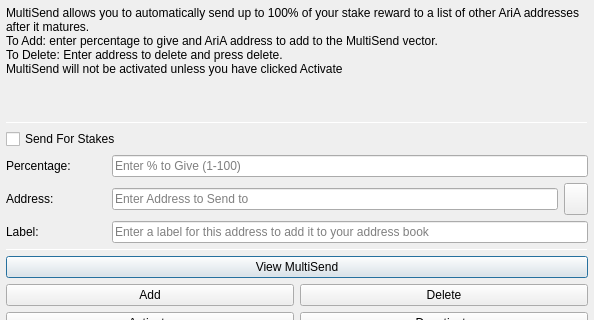
nuronetech/Main, file src/qt/forms/multisenddialog.ui: the form before one commit; both pictures show x 0 to 594 and y 0 to 320 of the 594 by 526 pixel window.
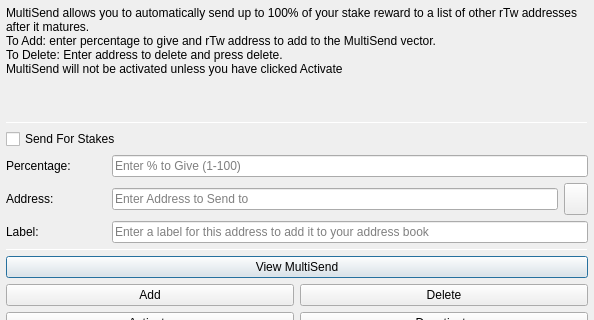
The form after the commit. Icons and pictures are not drawn.

The edit to the form file:
```diff
--- a/src/qt/forms/multisenddialog.ui
+++ b/src/qt/forms/multisenddialog.ui
@@ -37,8 +37,8 @@
         <number>1</number>
        </property>
        <property name="text">
-        <string>MultiSend allows you to automatically send up to 100% of your stake reward to a list of other AriA addresses after it matures.
-To Add: enter percentage to give and AriA address to add to the MultiSend vector.
+        <string>MultiSend allows you to automatically send up to 100% of your stake reward to a list of other rTw addresses after it matures.
+To Add: enter percentage to give and rTw address to add to the MultiSend vector.
 To Delete: Enter address to delete and press delete.
 MultiSend will not be activated unless you have clicked Activate</string>
        </property>
```
